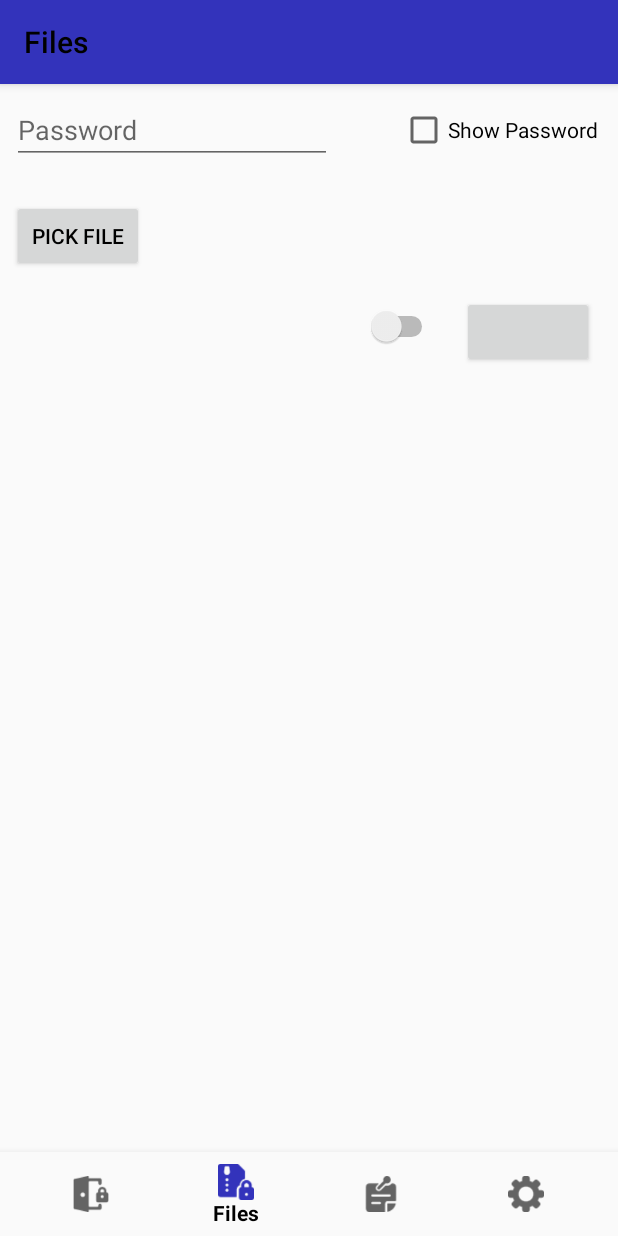
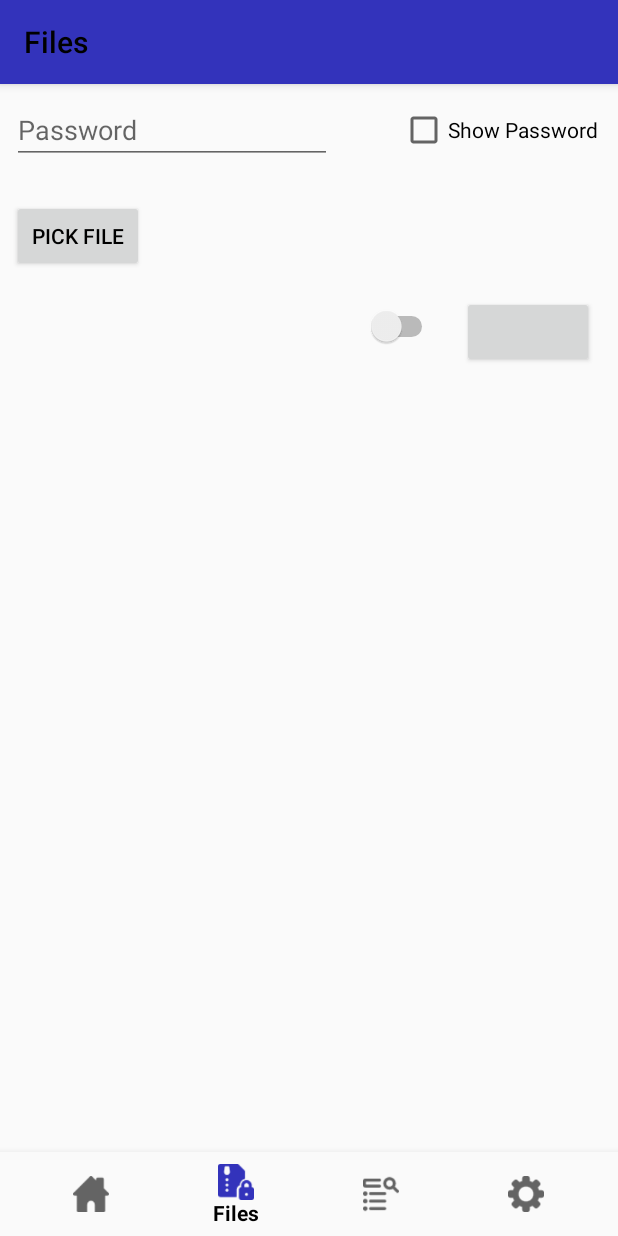
Before and after one commit to miguelromeral/SecretManager, an Android app: the screen it shows after launch (MainActivity), item 2 of the bottom bar chosen, on a phone screen of 412 x 824 dp. Run offline under Robolectric (Android 15) with nearby library versions, the phone set to English and light mode, and no system bars; our stand-ins replace Room's generated code, androidx.preference, data binding, navigation-ui; libraries missing offline, so code that uses them is left out: androidx.databinding.library, org.bouncycastle.jce, org.bouncycastle.util; 8 statements that could not run were skipped.

Commit message:
We can open via intent images, videos and eve other application/* files!

```diff
--- a/app/src/main/java/es/miguelromeral/secretmanager/ui/activities/MainActivity.kt
+++ b/app/src/main/java/es/miguelromeral/secretmanager/ui/activities/MainActivity.kt
@@ -1,5 +1,6 @@
 package es.miguelromeral.secretmanager.ui.activities
 
+import android.content.Intent
 import android.content.pm.PackageManager
 import android.graphics.Color
 import android.os.Bundle
@@ -20,17 +21,12 @@ import es.miguelromeral.secretmanager.classes.MyCipher
 import es.miguelromeral.secretmanager.classes.encode
 import es.miguelromeral.secretmanager.classes.exportSecrets
 import es.miguelromeral.secretmanager.database.SecretDatabase
-import es.miguelromeral.secretmanager.ui.fragments.FileConverterFragment
-import es.miguelromeral.secretmanager.ui.fragments.HomeFragment
-import es.miguelromeral.secretmanager.ui.fragments.SecretsFragment
-import es.miguelromeral.secretmanager.ui.fragments.SettingsFragment
-import android.content.Intent
 import androidx.core.content.ContextCompat.getSystemService
 import androidx.core.app.ComponentActivity.ExtraData
 import androidx.core.content.ContextCompat.getSystemService
-
-
-
+import androidx.fragment.app.FragmentManager
+import androidx.fragment.app.FragmentTransaction
+import es.miguelromeral.secretmanager.ui.fragments.*
 
 
 class MainActivity : AppCompatActivity() {
@@ -41,27 +37,71 @@ class MainActivity : AppCompatActivity() {
 
         //Thread.sleep(4000)
 
-        setTheme(es.miguelromeral.secretmanager.R.style.AppTheme)
+        setTheme(R.style.AppTheme)
         super.onCreate(savedInstanceState)
-        setContentView(es.miguelromeral.secretmanager.R.layout.activity_main)
+        setContentView(R.layout.activity_main)
 
-        val navView: BottomNavigationView = findViewById(es.miguelromeral.secretmanager.R.id.nav_view)
+        val navView: BottomNavigationView = findViewById(R.id.nav_view)
 
-        val t: View = findViewById(es.miguelromeral.secretmanager.R.id.nav_host_fragment)
+        val navController = findNavController(R.id.nav_host_fragment)
 
-        val navController = findNavController(es.miguelromeral.secretmanager.R.id.nav_host_fragment)
         // Passing each menu ID as a set of Ids because each
         // menu should be considered as top level destinations.
         val appBarConfiguration = AppBarConfiguration(
             setOf(
-                es.miguelromeral.secretmanager.R.id.navigation_home,
-                es.miguelromeral.secretmanager.R.id.navigation_dashboard,
-                es.miguelromeral.secretmanager.R.id.navigation_notifications,
-                es.miguelromeral.secretmanager.R.id.action_settings
+                R.id.navigation_home,
+                R.id.navigation_dashboard,
+                R.id.navigation_notifications,
+                R.id.action_settings
             )
         )
         setupActionBarWithNavController(navController, appBarConfiguration)
         navView.setupWithNavController(navController)
+
+/*
+        navView.setOnNavigationItemSelectedListener {
+            when(it.itemId){
+                R.id.navigation_home -> {
+                    replaceFragment(HomeFragment())
+                    true
+                }
+                R.id.navigation_dashboard -> {
+                    replaceFragment(FileConverterFragment())
+                    true
+                }
+                R.id.navigation_notifications -> {
+                    replaceFragment(SecretsFragment())
+                    true
+                }
+                R.id.action_settings -> {
+                    replaceFragment(SettingsFragment())
+                    true
+                }
+                else -> false
+            }
+        }
+*/
+
+        if(intent?.action == Intent.ACTION_SEND) {
+            if (intent.type?.startsWith("image/") == true ||
+                intent.type?.startsWith("video/") == true ||
+                intent.type?.startsWith("application/") == true) {
+                //openFileConverterFragment(intent)
+
+                navController.navigate(HomeFragmentDirections.actionNavigationHomeToNavigationDashboard(intent))
+            }
+        }
+
+        SettingsFragment.setStyleTheme(baseContext)
+
+    }
+
+    private fun replaceFragment(someFragment: Fragment) {
+        supportFragmentManager
+            .beginTransaction()
+            .replace(R.id.nav_host_fragment, someFragment)
+            .addToBackStack(null)
+            .commit()
     }
 
     override fun onRequestPermissionsResult(requestCode: Int,
@@ -92,9 +132,9 @@ class MainActivity : AppCompatActivity() {
     }
 
     fun exportSecrets(){
-        exportSecrets(baseContext, SecretDatabase.getInstance(baseContext))?.let{uri ->
+        exportSecrets(baseContext, SecretDatabase.getInstance(baseContext))?.let{ uri ->
 
-            val view: View = findViewById(es.miguelromeral.secretmanager.R.id.nav_view)
+            val view: View = findViewById(R.id.nav_view)
 
             val snackbar = Snackbar.make(view, "Replace with your own action", Snackbar.LENGTH_LONG)
             snackbar.setAction("Open file", View.OnClickListener {
@@ -123,4 +163,12 @@ class MainActivity : AppCompatActivity() {
 
     }
 
+    private fun openFileConverterFragment(data: Intent){
+        supportFragmentManager
+            .beginTransaction()
+            .replace(R.id.nav_host_fragment, FileConverterFragment.getInstance(data))
+            .addToBackStack(null)
+            .commit()
+    }
+
 }
--- a/app/src/main/java/es/miguelromeral/secretmanager/ui/fragments/FileConverterFragment.kt
+++ b/app/src/main/java/es/miguelromeral/secretmanager/ui/fragments/FileConverterFragment.kt
@@ -16,7 +16,6 @@ import androidx.fragment.app.Fragment
 import androidx.lifecycle.Observer
 import androidx.lifecycle.ViewModelProviders
 import es.miguelromeral.secretmanager.R
-import es.miguelromeral.secretmanager.classes.readTextFromUri
 import es.miguelromeral.secretmanager.databinding.FragmentFileConverterBinding
 import es.miguelromeral.secretmanager.ui.shareContentText
 import es.miguelromeral.secretmanager.ui.viewmodelfactories.FileConverterFactory
@@ -29,15 +28,16 @@ import java.io.IOException
 import java.lang.Exception
 import android.webkit.MimeTypeMap
 import android.content.ContentResolver
+import android.content.Context
+import android.os.Parcelable
 import android.widget.CheckBox
-import es.miguelromeral.secretmanager.classes.MyCipher
-import es.miguelromeral.secretmanager.classes.getFileMimeType
-import es.miguelromeral.secretmanager.classes.writeFile
+import es.miguelromeral.secretmanager.classes.*
+import es.miguelromeral.secretmanager.ui.activities.MainActivity
 import es.miguelromeral.secretmanager.ui.createAlertDialog
 import es.miguelromeral.secretmanager.ui.showHidePassword
 
 
-class FileConverterFragment : Fragment() {
+class FileConverterFragment(val data: Intent? = null) : Fragment() {
 
     private lateinit var viewModel: FileConverterViewModel
     private lateinit var binding: FragmentFileConverterBinding
@@ -116,8 +116,39 @@ class FileConverterFragment : Fragment() {
 
         }
 
+
+
+        arguments?.let{
+            val args = FileConverterFragmentArgs.fromBundle(arguments!!)
+            handleSendImage(args.data)
+            Log.i("TAG", "YAY!")
+        }
+
+
+        viewModel.loading.observe(this, Observer {
+            if(it){
+                binding.progressBar.visibility = View.VISIBLE
+            }else{
+                binding.progressBar.visibility = View.GONE
+            }
+        })
+
+        /*
+
+        if(data != null){
+            handleSendImage(data)
+            Log.i("TAG", "YAY!")
+        }*/
+
+
         // Returning the binding root
         return binding.root
+    }
+
+    private fun handleSendImage(intent: Intent) {
+        (intent.getParcelableExtra<Parcelable>(Intent.EXTRA_STREAM) as? Uri)?.let {
+            viewModel.proccessNewFile(context!!, it)
+        }
     }
 
 
@@ -139,5 +170,20 @@ class FileConverterFragment : Fragment() {
     companion object{
         private const val REQUEST_CODE = 10
         private const val WRITE_REQUEST_CODE = 43
+
+        const val ARGUMENT_INTENT = "argument_intent"
+
+        fun getInstance(data: Intent?): FileConverterFragment{
+            return FileConverterFragment(data)
+
+            /*
+            val intent = Intent(context, MainActivity::class.java).apply{
+                putExtra("message", "Message")
+            }
+            data?.let{
+                intent.putExtra(ARGUMENT_INTENT, data)
+            }
+            return intent*/
+        }
     }
 }
--- a/app/src/main/java/es/miguelromeral/secretmanager/ui/fragments/SettingsFragment.kt
+++ b/app/src/main/java/es/miguelromeral/secretmanager/ui/fragments/SettingsFragment.kt
@@ -1,5 +1,6 @@
 package es.miguelromeral.secretmanager.ui.fragments
 
+import android.content.Context
 import android.content.DialogInterface
 import android.content.SharedPreferences
 import android.os.Bundle
@@ -9,10 +10,7 @@ import android.view.ViewGroup
 import android.widget.Toast
 import androidx.appcompat.app.AlertDialog
 import androidx.appcompat.app.AppCompatDelegate
-import androidx.preference.EditTextPreference
-import androidx.preference.Preference
-import androidx.preference.PreferenceFragmentCompat
-import androidx.preference.SeekBarPreference
+import androidx.preference.*
 import es.miguelromeral.secretmanager.R
 
 class SettingsFragment : PreferenceFragmentCompat(),  SharedPreferences.OnSharedPreferenceChangeListener {
@@ -24,12 +22,7 @@ class SettingsFragment : PreferenceFragmentCompat(),  SharedPreferences.OnShared
     override fun onSharedPreferenceChanged(preferences: SharedPreferences?, key: String?) {
         when(key){
             resources.getString(R.string.preference_key_theme) -> {
-                val style = preferences!!.getBoolean(resources.getString(R.string.preference_key_theme), false)
-                if(style){
-                    AppCompatDelegate.setDefaultNightMode(AppCompatDelegate.MODE_NIGHT_YES)
-                }else{
-                    AppCompatDelegate.setDefaultNightMode(AppCompatDelegate.MODE_NIGHT_NO)
-                }
+                setStyleTheme(context!!, preferences)
             }
         }
     }
@@ -71,4 +64,19 @@ class SettingsFragment : PreferenceFragmentCompat(),  SharedPreferences.OnShared
         preferenceManager.sharedPreferences.unregisterOnSharedPreferenceChangeListener(this)
     }
 
+    companion object {
+
+        fun setStyleTheme(context: Context, sharedPreferences: SharedPreferences? = null){
+            val preferences = sharedPreferences ?: PreferenceManager.getDefaultSharedPreferences(context)
+            val resources = context.resources
+
+            val style = preferences!!.getBoolean(resources.getString(R.string.preference_key_theme), false)
+            if(style){
+                AppCompatDelegate.setDefaultNightMode(AppCompatDelegate.MODE_NIGHT_YES)
+            }else{
+                AppCompatDelegate.setDefaultNightMode(AppCompatDelegate.MODE_NIGHT_NO)
+            }
+        }
+    }
+
 }
--- a/app/src/main/java/es/miguelromeral/secretmanager/ui/viewmodels/FileConverterViewModel.kt
+++ b/app/src/main/java/es/miguelromeral/secretmanager/ui/viewmodels/FileConverterViewModel.kt
@@ -12,13 +12,17 @@ import android.widget.Toast
 import androidx.core.app.ActivityCompat.startActivityForResult
 import androidx.fragment.app.Fragment
 import androidx.lifecycle.AndroidViewModel
+import androidx.lifecycle.LiveData
+import androidx.lifecycle.MutableLiveData
 import es.miguelromeral.secretmanager.classes.getRealPathFromURI
 import es.miguelromeral.secretmanager.classes.readFile
 import es.miguelromeral.secretmanager.classes.readTextFromUri
 import es.miguelromeral.secretmanager.classes.writeFile
+import es.miguelromeral.secretmanager.database.Secret
 import es.miguelromeral.secretmanager.ui.createAlertDialog
 import es.miguelromeral.secretmanager.ui.models.FileItem
 import es.miguelromeral.secretmanager.ui.readableFileSize
+import kotlinx.coroutines.*
 import java.io.File
 import java.lang.Exception
 import java.io.FileInputStream
@@ -33,8 +37,17 @@ class FileConverterViewModel
     private val _item = FileItem()
     val item: FileItem = _item
 
+    private var _loading = MutableLiveData<Boolean>()
+    val loading: LiveData<Boolean>
+        get() = _loading
+
+    private var viewModelJob = Job()
+    private val uiScope = CoroutineScope(Dispatchers.Main + viewModelJob)
 
 
+    init{
+        _loading.postValue(false)
+    }
 
 
     private fun write(context: Context, to: Uri?): Boolean{
@@ -44,52 +57,84 @@ class FileConverterViewModel
                 return true
 
             }else{
-                Toast.makeText(context!!, "There was a problem writing the file. Please try again later", Toast.LENGTH_LONG).show()
+                //Toast.makeText(context!!, "There was a problem writing the file. Please try again later", Toast.LENGTH_LONG).show()
                 Log.i(TAG, "File not written")
             }
         }
         return false
     }
 
-
-    fun execute(context: Context, outputFileUri: Uri?){
-
-        if(item.uri == null){
-            Toast.makeText(context, "There's no file to process", Toast.LENGTH_LONG).show()
-            return
+    private fun isLoading(loading: Boolean){
+        item.ready = !loading
+        _loading.postValue(loading)
     }
 
-        item.output = readTextFromUri(item.uri!!, context.contentResolver)
 
-        if(item.output == null){
-            Toast.makeText(context, "The file is empty.", Toast.LENGTH_LONG).show()
-            return
+    fun execute(context: Context, outputFileUri: Uri?) {
+        uiScope.launch {
+            isLoading(true)
+            executeInScope(context, outputFileUri)
+            isLoading(false)
+        }
+    }
+
+
+
+
+    private suspend fun executeInScope(context: Context, outputFileUri: Uri?){
+        return withContext(Dispatchers.IO) {
+            if (item.uri == null) {
+                //Toast.makeText(context, "There's no file to process", Toast.LENGTH_LONG).show()
+                return@withContext
+            }
+
+            item.input = readTextFromUri(item.uri!!, context.contentResolver)
+
+            if (item.input == null) {
+                //Toast.makeText(context, "The file is empty.", Toast.LENGTH_LONG).show()
+                return@withContext
             }
 
 
             when (item.decrypt) {
                 true -> {
-                if(item.decrypt()){
-                    if(write(context, outputFileUri))
-                        Toast.makeText(context, "File decrypted successfully!", Toast.LENGTH_LONG).show()
-                }else{
-                    val builder = createAlertDialog(context!!,
+                    if (item.decrypt()) {
+                        write(context, outputFileUri)
+
+                        /*if (write(context, outputFileUri))
+                            Toast.makeText(
+                                context,
+                                "File decrypted successfully!",
+                                Toast.LENGTH_LONG
+                            ).show()*/
+                    } /* else {
+                        val builder = createAlertDialog(
+                            context!!,
                             title = "Error while decryption",
                             body = "The password doesn't match with the file to be decrypted",
-                        negative = "OK")
+                            negative = "OK"
+                        )
                         builder.create().show()
-                }
+                    }*/
                 }
                 false -> {
-                if(item.encrypt()){
-                    if(write(context, outputFileUri))
-                        Toast.makeText(context, "File encrypted successfully!", Toast.LENGTH_LONG).show()
-                }else{
-                    val builder = createAlertDialog(context!!,
+                    if (item.encrypt()) {
+                        write(context, outputFileUri)
+                        /*if (write(context, outputFileUri))
+                            Toast.makeText(
+                                context,
+                                "File encrypted successfully!",
+                                Toast.LENGTH_LONG
+                            ).show()*/
+                    }/* else {
+                        val builder = createAlertDialog(
+                            context!!,
                             title = "Error while encryption",
                             body = "There was a problem while encrypting your file. Please, try again later",
-                        negative = "OK")
+                            negative = "OK"
+                        )
                         builder.create().show()
+                    }*/
                 }
             }
         }
@@ -121,6 +166,12 @@ class FileConverterViewModel
         }
     }
 
+
+    override fun onCleared(){
+        super.onCleared()
+        viewModelJob.cancel()
+    }
+
     companion object{
         private const val TAG = "FileConverterViewModel"
     }
--- /dev/null
+++ b/app/src/main/res/drawable/splash_night.xml
@@ -0,0 +1,10 @@
+<?xml version="1.0" encoding="utf-8"?>
+<layer-list xmlns:android="http://schemas.android.com/apk/res/android">
+    <item android:drawable="@android:color/black"/>
+    <item>
+        <bitmap
+            android:tint="@android:color/white"
+            android:gravity="center"
+            android:src="@drawable/sm_logo_72"/>
+    </item>
+</layer-list>
--- a/app/src/main/res/layout/fragment_file_converter.xml
+++ b/app/src/main/res/layout/fragment_file_converter.xml
@@ -6,6 +6,8 @@
     xmlns:bind="http://schemas.android.com/apk/res-auto">
 
     <data>
+        <import type="android.view.View"/>
+
         <variable
             name="viewModel"
             type="es.miguelromeral.secretmanager.ui.viewmodels.FileConverterViewModel" />
@@ -85,6 +87,19 @@
             bind:checker="@={fileItem.decrypt}"
             bind:enableButton="@{fileItem.ready}" />
 
+
+        <ProgressBar
+            android:id="@+id/progressBar"
+            style="?android:attr/progressBarStyleLarge"
+            android:layout_width="wrap_content"
+            android:layout_height="wrap_content"
+            android:layout_gravity="center_horizontal"
+            android:visibility="gone"
+            tools:visibility="visible"
+            app:layout_constraintEnd_toEndOf="parent"
+            app:layout_constraintStart_toStartOf="parent"
+            app:layout_constraintTop_toBottomOf="@+id/execute_button" />
+
     </androidx.constraintlayout.widget.ConstraintLayout>
 <!--
 </ScrollView>
--- a/app/src/main/res/menu/bottom_nav_menu.xml
+++ b/app/src/main/res/menu/bottom_nav_menu.xml
@@ -3,7 +3,7 @@
 
     <item
         android:id="@+id/navigation_home"
-        android:icon="@drawable/lock"
+        android:icon="@drawable/house"
         android:title="@string/title_home" />
 
     <item
@@ -13,7 +13,7 @@
 
     <item
         android:id="@+id/navigation_notifications"
-        android:icon="@drawable/lock_list"
+        android:icon="@drawable/list_search"
         android:title="@string/title_secrets" />
 
     <item
--- a/app/src/main/res/navigation/mobile_navigation.xml
+++ b/app/src/main/res/navigation/mobile_navigation.xml
@@ -13,13 +13,24 @@
         <argument
             android:name="input"
             app:argType="string" />
+        <action
+            android:id="@+id/action_navigation_home_to_navigation_dashboard"
+            app:destination="@id/navigation_dashboard"
+            app:popUpTo="@+id/navigation_dashboard"
+            app:popUpToInclusive="true" />
     </fragment>
 
     <fragment
         android:id="@+id/navigation_dashboard"
         android:name="es.miguelromeral.secretmanager.ui.fragments.FileConverterFragment"
         android:label="@string/title_dashboard"
-        tools:layout="@layout/fragment_file_converter" />
+        tools:layout="@layout/fragment_file_converter">
+
+        <argument
+            android:name="data"
+            app:argType="android.content.Intent"/>
+
+    </fragment>
 
     <fragment
         android:id="@+id/navigation_notifications"
@@ -35,5 +46,5 @@
     <fragment
         android:id="@+id/action_settings"
         android:name="es.miguelromeral.secretmanager.ui.fragments.SettingsFragment"
-        android:label="SettingsFragment" />
+        android:label="Settings" />
 </navigation>
--- a/app/src/main/res/values-night/styles.xml
+++ b/app/src/main/res/values-night/styles.xml
@@ -11,4 +11,9 @@
 
     </style>
 
+
+    <style name="SplashTheme" parent="AppTheme">
+        <item name="android:windowBackground">@drawable/splash_night</item>
+    </style>
+
 </resources>
```
Also changed, not shown: app/src/main/AndroidManifest.xml (+15 -1 lines), app/src/main/res/drawable-v24/house.png (added), app/src/main/res/drawable-v24/list_search.png (added). Lines whose indentation alone changed are shown as unchanged.
